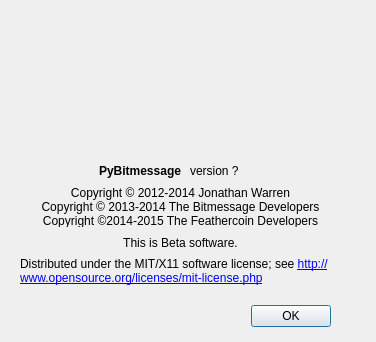
The window that src/bitmessageqt/about.ui (cqtenq/PyBitmessage) describes before a commit, drawn with Qt 5.
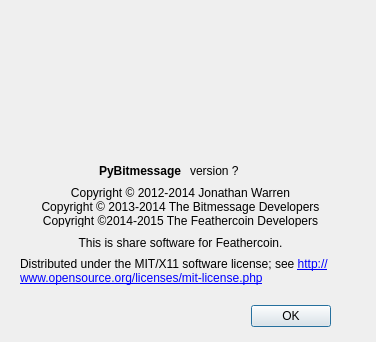
The same window after the commit. Icons and pictures are not drawn.

Patch:
```diff
--- a/src/bitmessageqt/about.ui
+++ b/src/bitmessageqt/about.ui
@@ -109,7 +109,7 @@
     </rect>
    </property>
    <property name="text">
-    <string>This is Beta software.</string>
+    <string>This is share software for Feathercoin.</string>
    </property>
    <property name="alignment">
     <set>Qt::AlignCenter</set>
```
